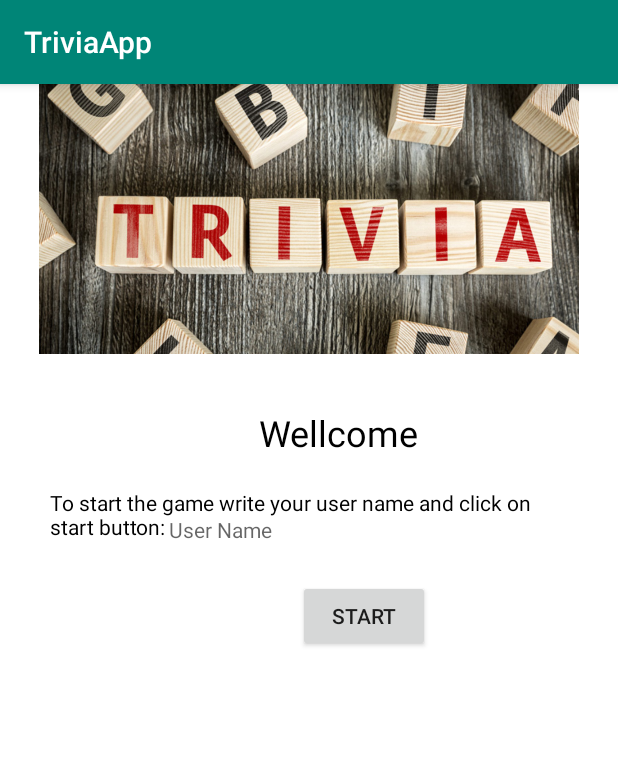
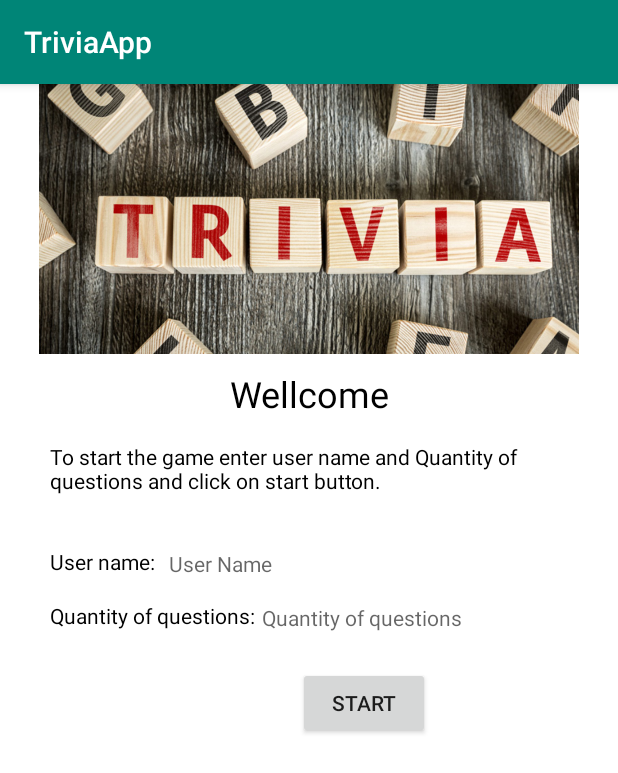
Before and after one commit to levavb/hw3-android, an Android app: the screen it shows after launch (MainActivity), on a phone screen of 412 x 824 dp. Shown: the top 773 px of the screen. Run offline under Robolectric (Android 15) with nearby library versions, the phone set to English and light mode, and no system bars.

```diff
--- a/app/src/main/AndroidManifest.xml
+++ b/app/src/main/AndroidManifest.xml
@@ -1,6 +1,8 @@
 <?xml version="1.0" encoding="utf-8"?>
 <manifest xmlns:android="http://schemas.android.com/apk/res/android"
     package="com.example.triviaapp">
+
+    <uses-permission android:name="android.permission.INTERNET" />
 
     <application
         android:allowBackup="true"
@@ -9,7 +11,8 @@
         android:roundIcon="@mipmap/ic_launcher_round"
         android:supportsRtl="true"
         android:theme="@style/AppTheme">
-        <activity android:name=".TriviaGame"></activity>
+        <activity android:name=".complimentsPage"></activity>
+        <activity android:name=".TriviaGame" />
         <activity android:name=".MainActivity">
             <intent-filter>
                 <action android:name="android.intent.action.MAIN" />
--- a/app/src/main/res/layout/activity_main.xml
+++ b/app/src/main/res/layout/activity_main.xml
@@ -20,11 +20,10 @@
 
     <TextView
         android:id="@+id/Wellcome"
-        android:layout_width="116dp"
-        android:layout_height="37dp"
-        android:layout_marginStart="8dp"
-        android:layout_marginTop="36dp"
-        android:layout_marginEnd="120dp"
+        android:layout_width="match_parent"
+        android:layout_height="wrap_content"
+        android:layout_marginTop="10dp"
+        android:gravity="center"
         android:background="#ffffff"
         android:text="Wellcome"
         android:textColor="#000000"
@@ -35,25 +34,39 @@
         app:layout_constraintTop_toBottomOf="@+id/imageView" />
 
     <TextView
+    android:id="@+id/messageTV"
+    android:layout_width="346dp"
+    android:layout_height="54dp"
+    android:layout_marginStart="8dp"
+    android:layout_marginTop="16dp"
+    android:layout_marginEnd="8dp"
+    android:text="To start the game enter user name and Quantity of questions and click on start button."
+    android:textColor="#000000"
+    android:textSize="14dp"
+    app:layout_constraintEnd_toEndOf="parent"
+    app:layout_constraintStart_toStartOf="parent"
+    app:layout_constraintTop_toBottomOf="@+id/Wellcome" />
+
+    <TextView
         android:id="@+id/s"
         android:layout_width="346dp"
-        android:layout_height="54dp"
+        android:layout_height="20dp"
         android:layout_marginStart="8dp"
         android:layout_marginTop="16dp"
         android:layout_marginEnd="8dp"
-        android:text="To start the game write your user name and click on start button:"
+        android:text="User name: "
         android:textColor="#000000"
         android:textSize="14dp"
         app:layout_constraintEnd_toEndOf="parent"
         app:layout_constraintStart_toStartOf="parent"
-        app:layout_constraintTop_toBottomOf="@+id/Wellcome" />
+        app:layout_constraintTop_toBottomOf="@+id/messageTV" />
 
     <EditText
         android:id="@+id/UserName"
         android:layout_width="187dp"
         android:layout_height="17dp"
         android:layout_marginStart="8dp"
-        android:layout_marginTop="20dp"
+        android:layout_marginTop="3dp"
         android:layout_marginEnd="8dp"
         android:background="#ffffff"
         android:hint="User Name"
@@ -63,6 +76,36 @@
         app:layout_constraintHorizontal_bias="0.503"
         app:layout_constraintStart_toStartOf="parent"
         app:layout_constraintTop_toTopOf="@+id/s" />
+
+    <TextView
+        android:id="@+id/EnterNumTV"
+        android:layout_width="346dp"
+        android:layout_height="20dp"
+        android:layout_marginStart="8dp"
+        android:layout_marginTop="16dp"
+        android:layout_marginEnd="8dp"
+        android:text="Quantity of questions: "
+        android:textColor="#000000"
+        android:textSize="14dp"
+        app:layout_constraintEnd_toEndOf="parent"
+        app:layout_constraintStart_toStartOf="parent"
+        app:layout_constraintTop_toBottomOf="@+id/s" />
+
+    <EditText
+        android:id="@+id/QuesNum"
+        android:layout_width="187dp"
+        android:layout_height="17dp"
+        android:layout_marginStart="8dp"
+        android:layout_marginTop="3dp"
+        android:layout_marginEnd="8dp"
+        android:background="#ffffff"
+        android:hint="Quantity of questions"
+        android:textColor="#000000"
+        android:textSize="14dp"
+        app:layout_constraintEnd_toEndOf="parent"
+        app:layout_constraintHorizontal_bias="0.798"
+        app:layout_constraintStart_toStartOf="parent"
+        app:layout_constraintTop_toTopOf="@+id/EnterNumTV" />
 
     <Button
         android:id="@+id/button"
@@ -75,7 +118,7 @@
         app:layout_constraintEnd_toEndOf="parent"
         app:layout_constraintHorizontal_bias="0.934"
         app:layout_constraintStart_toStartOf="parent"
-        app:layout_constraintTop_toBottomOf="@+id/UserName"
+        app:layout_constraintTop_toBottomOf="@+id/EnterNumTV"
         android:onClick="StartTrivia"/>
 
 </android.support.constraint.ConstraintLayout>
```
Also changed, not shown: app/src/main/java/com/example/triviaapp/MainActivity.java (+37 -6 lines), app/src/main/java/com/example/triviaapp/Questions.java (+80 -33 lines), app/src/main/java/com/example/triviaapp/TriviaGame.java (+45 -39 lines), app/src/main/java/com/example/triviaapp/complimentsPage.java (added, +26 -0 lines), app/src/main/res/layout/activity_compliments_page.xml (added, +49 -0 lines), app/src/main/res/layout/activity_trivia_game.xml (+51 -48 lines), 4 other files.
